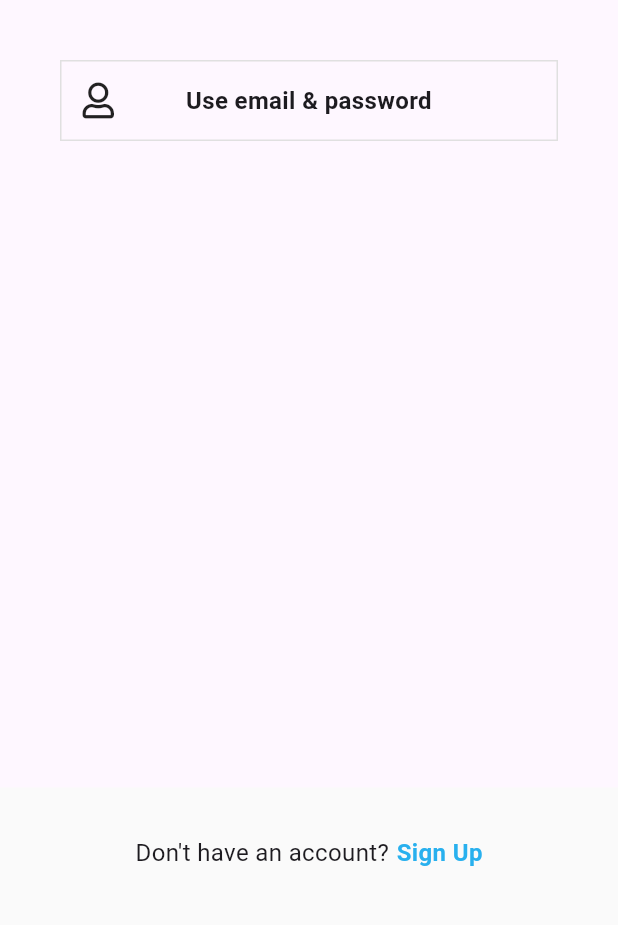
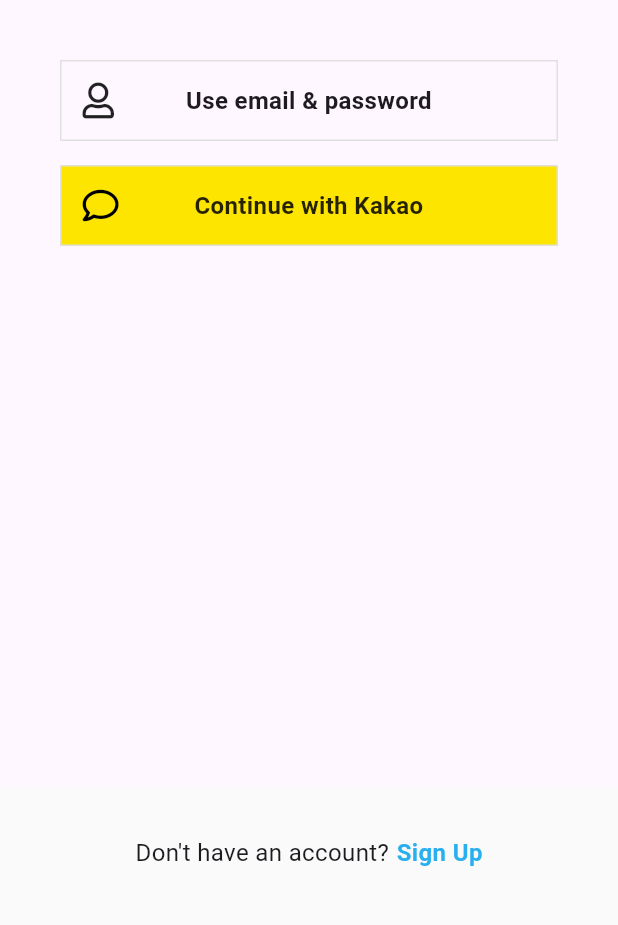
Before and after one commit to Halee0090/Playdata_DE31-final-foodimageapp, a Flutter app: the screen it shows after launch, after a tap on "Log in", on a phone screen of 412 x 824 dp, the part 270-1195 px from its top. Run offline on Flutter 3.47's test engine with Material 3 defaults, Android fonts, the phone set to English and light mode, and no system bars; our stand-ins replace flutter_riverpod, font_awesome_flutter, go_router.

```diff
--- a/frontend/lib/features/authentication/repos/authentication_repo.dart
+++ b/frontend/lib/features/authentication/repos/authentication_repo.dart
@@ -14,7 +14,7 @@
 
   Future<Map<String, dynamic>> emailSignUp(
       String email, String password) async {
-    await Future.delayed(Duration(seconds: 1));
+    await Future.delayed(const Duration(seconds: 1));
 
     if (_dummyDatabase.containsKey(email)) {
       throw Exception('Email already exists');
@@ -44,7 +44,7 @@
   }
   */
   Future<Map<String, dynamic>> emailLogin(String email, String password) async {
-    await Future.delayed(Duration(seconds: 1));
+    await Future.delayed(const Duration(seconds: 1));
 
     if (_dummyDatabase.containsKey(email) &&
         _dummyDatabase[email] == password) {
--- /dev/null
+++ b/frontend/lib/features/authentication/view_models/social_auth_view_model.dart
@@ -0,0 +1,6 @@
+import 'dart:async';
+
+import 'package:flutter/material.dart';
+import 'package:flutter_riverpod/flutter_riverpod.dart';
+import 'package:go_router/go_router.dart';
+import 'package:frontend/features/authentication/repos/authentication_repo.dart';
--- a/frontend/lib/features/authentication/views/login_screen.dart
+++ b/frontend/lib/features/authentication/views/login_screen.dart
@@ -14,10 +14,10 @@
   const LoginScreen({super.key});
 
   void _onSignUpTap(BuildContext context) {
-    context.pop();
+    context.goNamed("signUp");
   }
 
-  void _onEamilLoginTap(BuildContext context) {
+  void _onEmailLoginTap(BuildContext context) {
     Navigator.push(
       context,
       MaterialPageRoute(
@@ -31,7 +31,7 @@
     return Scaffold(
       body: SafeArea(
         child: Padding(
-          padding: EdgeInsets.symmetric(horizontal: Sizes.size40),
+          padding: const EdgeInsets.symmetric(horizontal: Sizes.size40),
           child: Column(
             children: [
               Gaps.v80,
@@ -43,7 +43,7 @@
                 ),
               ),
               Gaps.v20,
-              Opacity(
+              const Opacity(
                 opacity: 0.7,
                 child: Text(
                   "Manage your account, check notifications, comment on videos, and more.",
@@ -55,8 +55,8 @@
               ),
               Gaps.v40,
               GestureDetector(
-                onTap: () => _onEamilLoginTap(context),
-                child: AuthButton(
+                onTap: () => _onEmailLoginTap(context),
+                child: const AuthButton(
                   icon: FaIcon(
                     FontAwesomeIcons.user,
                   ),
@@ -64,6 +64,45 @@
                 ),
               ),
               Gaps.v16,
+              GestureDetector(
+                //       onTap: () =>
+                //ref.read(socialAuthProvider.notifier).kakaoSignIn(context),
+                child: FractionallySizedBox(
+                  widthFactor: 1, // 상위 부모의 사이즈 비율에 맞게 반드는 것
+                  child: Container(
+                    padding: const EdgeInsets.all(Sizes.size14),
+                    decoration: BoxDecoration(
+                      color: const Color(0xFFFEE500), // 카카오 노란색
+
+                      border: Border.all(
+                        color: Colors.grey.shade300,
+                        width: Sizes.size1,
+                      ),
+                    ),
+                    child: const Stack(
+                      alignment: Alignment.center,
+                      children: [
+                        Align(
+                          alignment: Alignment.centerLeft,
+                          child: FaIcon(
+                            FontAwesomeIcons.comment,
+                            color: Color(0xFF000000), // 검정색 심볼
+                          ),
+                        ),
+                        Text(
+                          "Continue with Kakao",
+                          style: TextStyle(
+                            fontSize: Sizes.size16, // 텍스트 크기 조정
+                            fontWeight: FontWeight.w600,
+                            color: Color.fromRGBO(0, 0, 0, 0.85), // 85% 불투명도 검정
+                          ),
+                          textAlign: TextAlign.center,
+                        ),
+                      ],
+                    ),
+                  ),
+                ),
+              ),
             ],
           ),
         ),
@@ -71,14 +110,14 @@
       bottomNavigationBar: Container(
         color: Colors.grey.shade50,
         child: Padding(
-          padding: EdgeInsets.only(
+          padding: const EdgeInsets.only(
             top: Sizes.size32,
             bottom: Sizes.size64,
           ),
           child: Row(
             mainAxisAlignment: MainAxisAlignment.center,
             children: [
-              Text(
+              const Text(
                 "Don't have an account?",
                 style: TextStyle(
                   fontSize: Sizes.size16,
--- a/frontend/lib/features/authentication/views/widgets/auth_button.dart
+++ b/frontend/lib/features/authentication/views/widgets/auth_button.dart
@@ -18,7 +18,7 @@
       // 상위 부모의 사이즈 비율에 맞게 반드는 것
       widthFactor: 1,
       child: Container(
-        padding: EdgeInsets.all(Sizes.size14),
+        padding: const EdgeInsets.all(Sizes.size14),
         decoration: BoxDecoration(
           border: Border.all(
             color: Colors.grey.shade300,
--- a/frontend/lib/main.dart
+++ b/frontend/lib/main.dart
@@ -7,13 +7,15 @@
 
 void main() {
   runApp(
-    ProviderScope(
+    const ProviderScope(
       child: MyApp(),
     ),
   );
 }
 
 class MyApp extends StatelessWidget {
+  const MyApp({super.key});
+
   @override
   Widget build(BuildContext context) {
     return MaterialApp.router(
@@ -21,15 +23,15 @@
       title: 'Your App',
       routerConfig: _router,
       theme: ThemeData(
-        primaryColor: Color(0xff28B0EE),
+        primaryColor: const Color(0xff28B0EE),
         useMaterial3: true,
       ),
-      localizationsDelegates: [
+      localizationsDelegates: const [
         GlobalMaterialLocalizations.delegate,
         GlobalWidgetsLocalizations.delegate,
         GlobalCupertinoLocalizations.delegate,
       ],
-      supportedLocales: [
+      supportedLocales: const [
         Locale('en'), // English
 
         Locale('ko'), // Spanish
@@ -44,13 +46,13 @@
     GoRoute(
       name: SignUpScreen.routeName,
       path: SignUpScreen.routeURL,
-      builder: (context, state) => SignUpScreen(), // '/'
+      builder: (context, state) => const SignUpScreen(), // '/'
     ),
     GoRoute(
       name: LoginScreen.routeName,
       path: LoginScreen.routeURL, //    '/login'
 
-      builder: (context, state) => LoginScreen(),
+      builder: (context, state) => const LoginScreen(),
     ),
     // 추가적인 라우트를 여기에 정의할 수 있습니다.
   ],
--- a/frontend/pubspec.yaml
+++ b/frontend/pubspec.yaml
@@ -50,6 +50,7 @@
   font_awesome_flutter: ^9.2.0
   intl: any
   intl_utils: ^2.8.7
+  kakao_flutter_sdk: ^1.9.2
 
 dev_dependencies:
   flutter_test:
```
Also changed, not shown: frontend/lib/features/authentication/view_models/signup_view_model.dart (+11 -7 lines), frontend/lib/features/authentication/views/login_form_screen.dart (+12 -18 lines), frontend/lib/features/authentication/views/password_screen.dart (+86 -13 lines), frontend/lib/features/authentication/views/widgets/form_button.dart (+29 -9 lines), frontend/lib/features/home/views/home_screen.dart (added, +135 -0 lines), frontend/lib/features/home/views/widgets/nav_tab.dart (added, +49 -0 lines), frontend/pubspec.lock, 2 other files.
